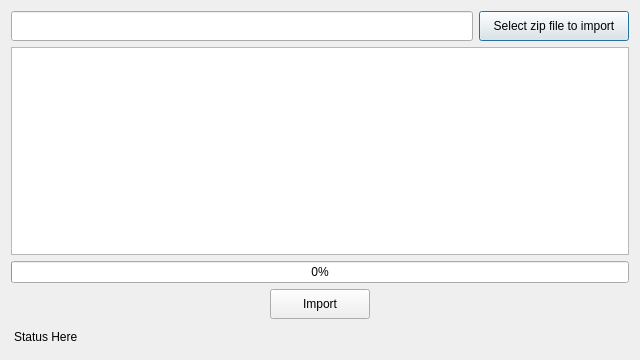
This is Gui/Dialogs/DialogImport.ui in fxdeniz/NeSync as Qt 5 draws it before an edit. The edited form follows.
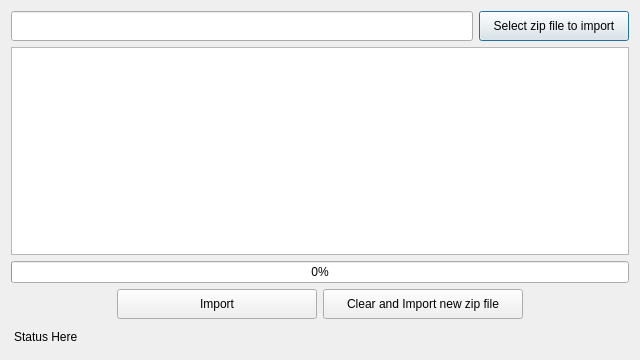
This is the edited form.

Commit message: add `DialogImport::buttonClearResults`

```diff
--- a/Gui/Dialogs/DialogImport.ui
+++ b/Gui/Dialogs/DialogImport.ui
@@ -88,7 +88,7 @@
       <widget class="QPushButton" name="buttonImport">
        <property name="minimumSize">
         <size>
-         <width>100</width>
+         <width>200</width>
          <height>30</height>
         </size>
        </property>
@@ -97,6 +97,19 @@
        </property>
       </widget>
      </item>
+     <item>
+      <widget class="QPushButton" name="buttonClearResults">
+       <property name="minimumSize">
+        <size>
+         <width>200</width>
+         <height>30</height>
+        </size>
+       </property>
+       <property name="text">
+        <string>Clear and Import new zip file</string>
+       </property>
+      </widget>
+     </item>
      <item>
       <spacer name="horizontalSpacer">
        <property name="orientation">
```
The commit also changes 3 other files.
